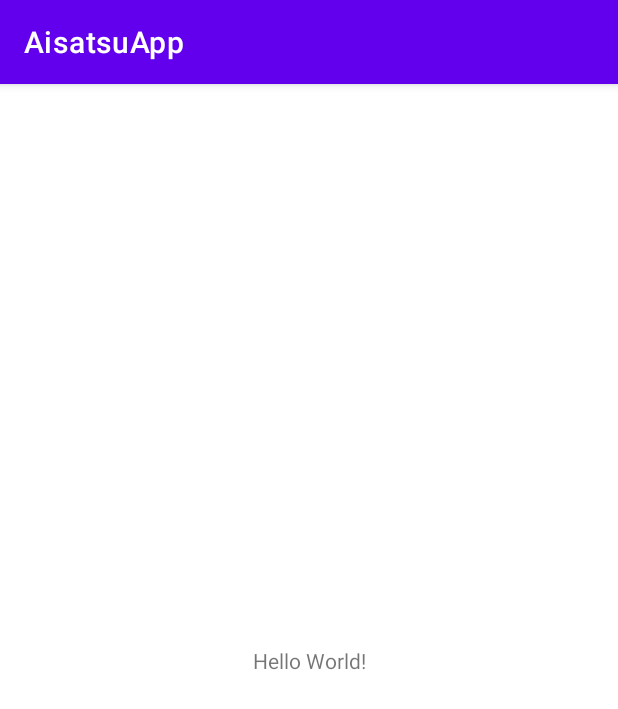
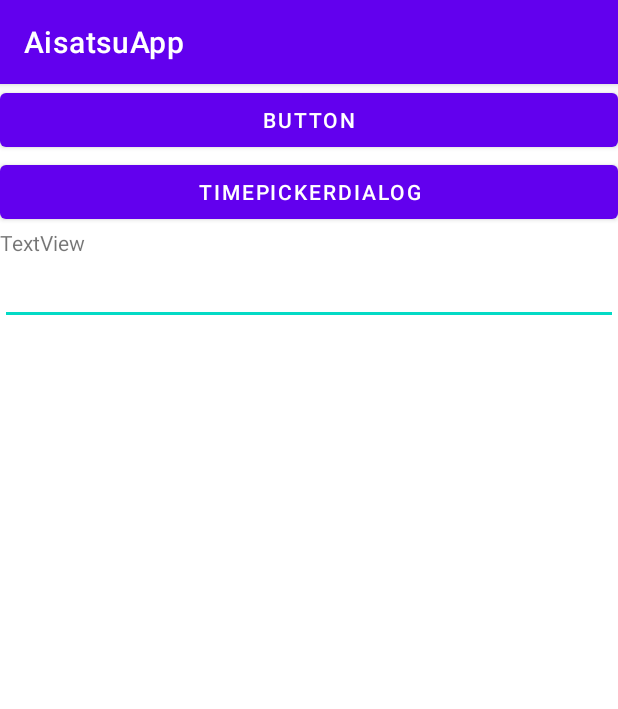
Before and after one commit to Yuki-Naka-Sharing-Study/AisatsuApp, an Android app: the screen it shows after launch (MainActivity), on a phone screen of 412 x 824 dp. Shown: the top 709 px of the screen. Run offline under Robolectric (Android 15) with nearby library versions, the phone set to English and light mode, and no system bars; libraries missing offline, so code that uses them is left out: jp.techacademy.yuki.

Commit message:
【《課題》あいさつアプリ】の原型作成

```diff
--- a/app/src/main/java/jp/techacademy/yuki/naka/aisatsuapp/MainActivity.kt
+++ b/app/src/main/java/jp/techacademy/yuki/naka/aisatsuapp/MainActivity.kt
@@ -1,11 +1,37 @@
 package jp.techacademy.yuki.naka.aisatsuapp
 
+import android.app.TimePickerDialog
 import androidx.appcompat.app.AppCompatActivity
 import android.os.Bundle
+import android.util.Log
+import android.view.View
+import kotlinx.android.synthetic.main.activity_main.*
 
-class MainActivity : AppCompatActivity() {
+class MainActivity : AppCompatActivity(), View.OnClickListener {
+
     override fun onCreate(savedInstanceState: Bundle?) {
         super.onCreate(savedInstanceState)
         setContentView(R.layout.activity_main)
+
+        button1.setOnClickListener(this)
+        button3.setOnClickListener(this)
+    }
+
+    override fun onClick(v: View) {
+        if (v.id == R.id.button1) {
+            textView.text = editText.text.toString()
+        } else if (v.id == R.id.button3) {
+            showTimePickerDialog()
+        }
+    }
+
+    private fun showTimePickerDialog() {
+        val timePickerDialog = TimePickerDialog(
+                this,
+                TimePickerDialog.OnTimeSetListener { view, hour, minute ->
+                    Log.d("UI_PARTS", "$hour:$minute")
+                },
+                13, 0, true)
+        timePickerDialog.show()
     }
 }
--- a/app/src/main/res/layout/activity_main.xml
+++ b/app/src/main/res/layout/activity_main.xml
@@ -1,18 +1,31 @@
 <?xml version="1.0" encoding="utf-8"?>
-<androidx.constraintlayout.widget.ConstraintLayout xmlns:android="http://schemas.android.com/apk/res/android"
-    xmlns:app="http://schemas.android.com/apk/res-auto"
-    xmlns:tools="http://schemas.android.com/tools"
+<LinearLayout
+    xmlns:android="http://schemas.android.com/apk/res/android"
     android:layout_width="match_parent"
     android:layout_height="match_parent"
-    tools:context=".MainActivity">
+    android:orientation="vertical">
+
+    <Button
+        android:layout_width="match_parent"
+        android:layout_height="wrap_content"
+        android:text="BUTTON"
+        android:id="@+id/button1"/>
+
+    <Button
+        android:layout_width="match_parent"
+        android:layout_height="wrap_content"
+        android:text="TimePickerDialog"
+        android:id="@+id/button3"/>
 
     <TextView
         android:layout_width="wrap_content"
         android:layout_height="wrap_content"
-        android:text="Hello World!"
-        app:layout_constraintBottom_toBottomOf="parent"
-        app:layout_constraintLeft_toLeftOf="parent"
-        app:layout_constraintRight_toRightOf="parent"
-        app:layout_constraintTop_toTopOf="parent" />
+        android:text="TextView"
+        android:id="@+id/textView"/>
 
-</androidx.constraintlayout.widget.ConstraintLayout>
+    <EditText
+        android:layout_width="match_parent"
+        android:layout_height="wrap_content"
+        android:id="@+id/editText"/>
+
+</LinearLayout>
```
Also changed, not shown: app/build.gradle (+3 -4 lines).
